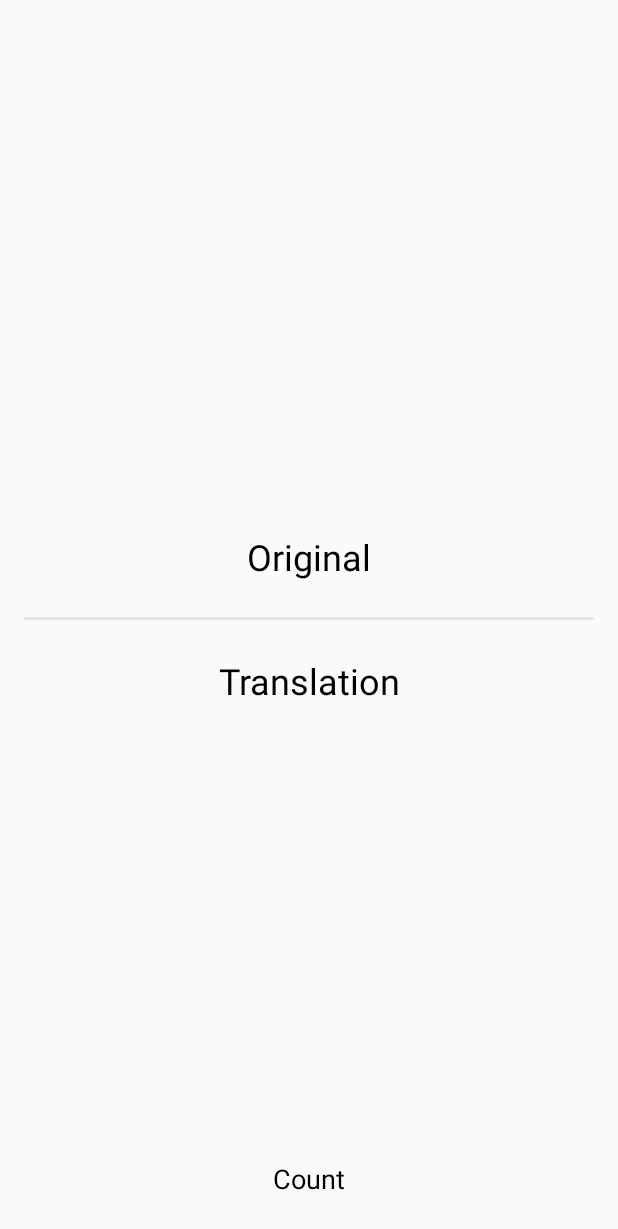
After one commit to Abed1230/prawo-android, an Android app: the layout fragment_item.xml on its own in the app's theme, with its tools: preview values and no code run, on a phone screen of 412 x 824 dp. The commit adds this screen. Shown: the top 1229 px of the screen. Run offline under Robolectric (Android 15) with nearby library versions, the light colour scheme and no system bars.

Commit message:
add swipeviews

```diff
--- a/app/build.gradle
+++ b/app/build.gradle
@@ -19,6 +19,9 @@ android {
 }
 
 dependencies {
+    implementation 'com.firebaseui:firebase-ui-storage:4.2.1'
+    implementation 'com.github.bumptech.glide:glide:4.8.0'
+    annotationProcessor 'com.github.bumptech.glide:compiler:4.8.0'
     implementation 'com.google.firebase:firebase-storage:16.0.5'
     implementation 'com.google.firebase:firebase-database:16.0.5'
     implementation 'com.firebaseui:firebase-ui-auth:4.2.1'
--- a/app/src/main/java/com/abed/prawo/MainActivity.java
+++ b/app/src/main/java/com/abed/prawo/MainActivity.java
@@ -58,7 +58,6 @@ public class MainActivity extends AppCompatActivity {
                 // Successfully signed in
                 FirebaseUser user = FirebaseAuth.getInstance().getCurrentUser();
                 updateUI(user);
-                startActivity(new Intent(this, PracticeActivity.class));
 
                 // ...
             } else {
@@ -74,6 +73,8 @@ public class MainActivity extends AppCompatActivity {
     }
 
     private void updateUI(FirebaseUser user) {
-
+        if (user != null) {
+            startActivity(new Intent(this, PracticeActivity.class));
+        }
     }
 }
--- /dev/null
+++ b/app/src/main/res/layout/fragment_item.xml
@@ -0,0 +1,91 @@
+<?xml version="1.0" encoding="utf-8"?>
+<android.support.constraint.ConstraintLayout xmlns:android="http://schemas.android.com/apk/res/android"
+    xmlns:app="http://schemas.android.com/apk/res-auto"
+    xmlns:tools="http://schemas.android.com/tools"
+    android:layout_width="match_parent"
+    android:layout_height="match_parent"
+    tools:context=".ItemFragment">
+
+    <ImageView
+        android:id="@+id/imv"
+        android:layout_width="0dp"
+        android:layout_height="0dp"
+        android:layout_marginStart="120dp"
+        android:layout_marginEnd="120dp"
+        android:scaleType="fitCenter"
+        android:visibility="visible"
+        app:layout_constraintBottom_toTopOf="@+id/tv_word"
+        app:layout_constraintEnd_toEndOf="parent"
+        app:layout_constraintHeight_max="190dp"
+        app:layout_constraintStart_toStartOf="parent"
+        app:layout_constraintTop_toTopOf="parent" />
+
+    <TextView
+        android:id="@+id/tv_word"
+        android:layout_width="0dp"
+        android:layout_height="wrap_content"
+        android:layout_marginStart="16dp"
+        android:layout_marginEnd="16dp"
+        android:layout_marginBottom="24dp"
+        android:text="@string/tv_word"
+        android:textAlignment="center"
+        android:textColor="@color/black"
+        android:textSize="@dimen/h5"
+        app:layout_constraintBottom_toTopOf="@+id/view"
+        app:layout_constraintEnd_toEndOf="parent"
+        app:layout_constraintStart_toStartOf="parent" />
+
+    <View
+        android:id="@+id/view"
+        android:layout_width="0dp"
+        android:layout_height="2dp"
+        android:layout_marginStart="16dp"
+        android:layout_marginEnd="16dp"
+        android:background="@color/grey"
+        app:layout_constraintBottom_toBottomOf="parent"
+        app:layout_constraintEnd_toEndOf="parent"
+        app:layout_constraintStart_toStartOf="parent"
+        app:layout_constraintTop_toTopOf="parent" />
+
+    <TextView
+        android:id="@+id/tv_translated_word"
+        android:layout_width="0dp"
+        android:layout_height="wrap_content"
+        android:layout_marginStart="16dp"
+        android:layout_marginTop="24dp"
+        android:layout_marginEnd="16dp"
+        android:text="@string/tv_word2"
+        android:textAlignment="center"
+        android:textColor="@color/black"
+        android:textSize="@dimen/h5"
+        app:layout_constraintEnd_toEndOf="parent"
+        app:layout_constraintStart_toStartOf="parent"
+        app:layout_constraintTop_toBottomOf="@+id/view" />
+
+    <TextView
+        android:id="@+id/tv_count"
+        android:layout_width="wrap_content"
+        android:layout_height="wrap_content"
+        android:layout_marginBottom="26dp"
+        android:text="@string/tv_count"
+        android:textAppearance="@style/TextAppearance.AppCompat.Medium"
+        android:textColor="@android:color/black"
+        app:layout_constraintBottom_toBottomOf="parent"
+        app:layout_constraintEnd_toEndOf="parent"
+        app:layout_constraintStart_toStartOf="parent" />
+
+    <Button
+        android:id="@+id/btn_done"
+        android:layout_width="wrap_content"
+        android:layout_height="wrap_content"
+        android:layout_marginEnd="16dp"
+        android:layout_marginBottom="16dp"
+        android:backgroundTint="@color/colorAccent"
+        android:text="@string/btn_done"
+        android:textColor="@android:color/white"
+        android:visibility="gone"
+        app:layout_constraintBottom_toBottomOf="parent"
+        app:layout_constraintEnd_toEndOf="parent" />
+
+
+</android.support.constraint.ConstraintLayout>
--- a/app/src/main/res/values/strings.xml
+++ b/app/src/main/res/values/strings.xml
@@ -7,5 +7,8 @@
     <string name="tv_count">Count</string>
     <string name="tv_word">Original</string>
     <string name="tv_word2">Translation</string>
+
+    <!-- TODO: Remove or change this placeholder text -->
+    <string name="hello_blank_fragment">Hello blank fragment</string>
     <!--<string name="default_web_client_id">715832843992-qqja66s20g4oigspcasvtfbd6nmdpk3e.apps.googleusercontent.com</string>-->
 </resources>
```
Also changed, not shown: app/src/main/AndroidManifest.xml (+21 -10 lines), app/src/main/java/com/abed/prawo/Item.java (+19 -19 lines), app/src/main/java/com/abed/prawo/ItemFragment.java (added, +40 -0 lines), app/src/main/java/com/abed/prawo/ItemsPagerAdapter.java (added, +37 -0 lines), app/src/main/java/com/abed/prawo/MyAppGlideModule.java (added, +22 -0 lines), app/src/main/java/com/abed/prawo/PracticeActivity.java (+101 -22 lines), app/src/main/java/com/abed/prawo/TestActivity.java (added, +25 -0 lines), app/src/main/res/layout/activity_test.xml (added, +18 -0 lines).
